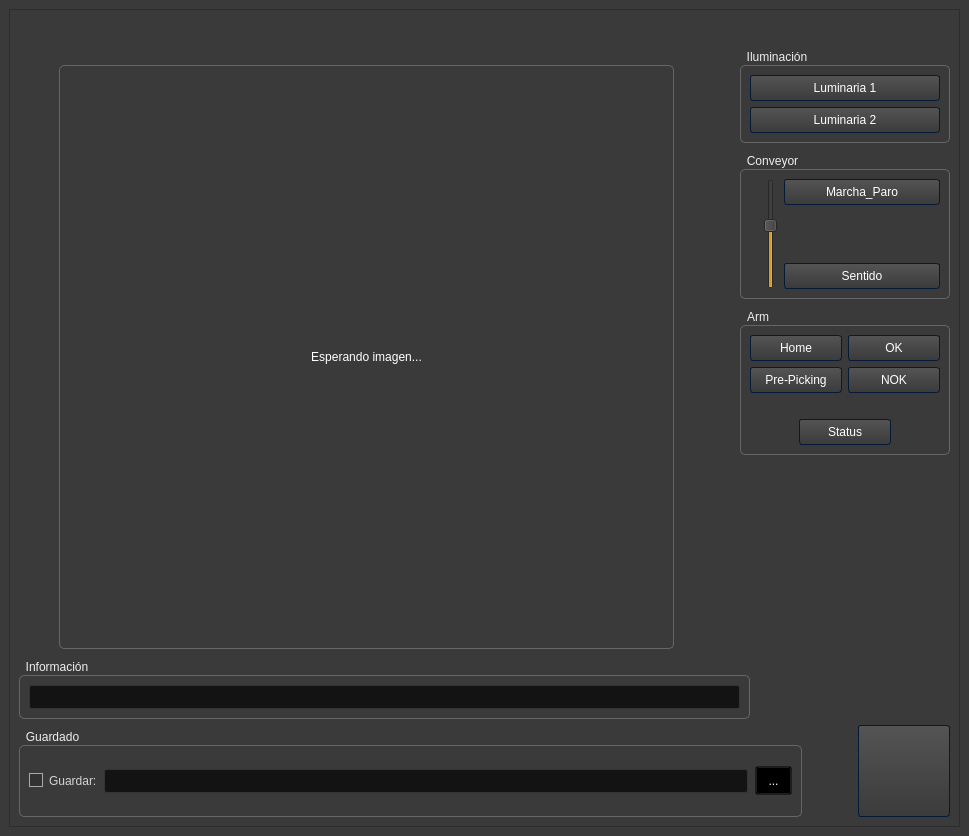
Qt form frontend/qt/VISARM_interfaz.ui (JuanMiguelOnateTevar/VISARM) before a commit.
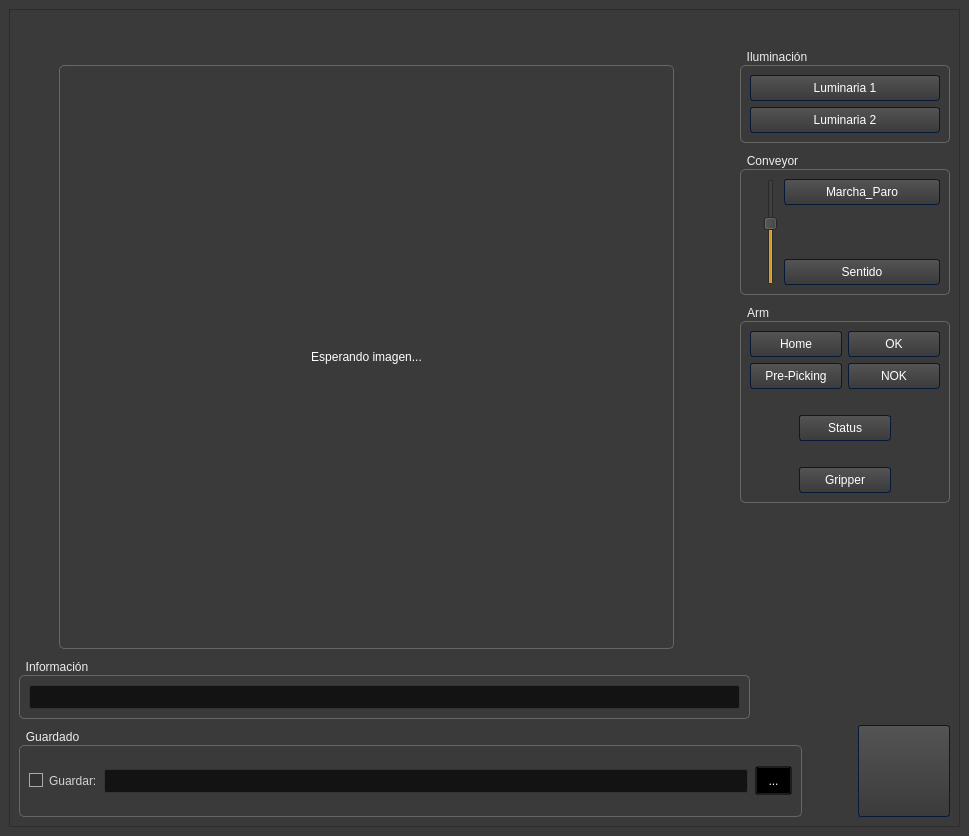
The same form after that commit. Icons and pictures are not drawn.

What changed in the file:
```diff
--- a/frontend/qt/VISARM_interfaz.ui
+++ b/frontend/qt/VISARM_interfaz.ui
@@ -1445,6 +1445,59 @@
                 </property>
                </widget>
               </item>
+              <item row="4" column="0" colspan="2">
+               <layout class="QGridLayout" name="gridLayout_5">
+                <item row="1" column="1">
+                 <widget class="QPushButton" name="pushButtonGripper">
+                  <property name="text">
+                   <string>Gripper</string>
+                  </property>
+                  <property name="checkable">
+                   <bool>true</bool>
+                  </property>
+                 </widget>
+                </item>
+                <item row="1" column="0">
+                 <spacer name="horizontalSpacer_12">
+                  <property name="orientation">
+                   <enum>Qt::Horizontal</enum>
+                  </property>
+                  <property name="sizeHint" stdset="0">
+                   <size>
+                    <width>40</width>
+                    <height>20</height>
+                   </size>
+                  </property>
+                 </spacer>
+                </item>
+                <item row="0" column="1">
+                 <spacer name="horizontalSpacer_11">
+                  <property name="orientation">
+                   <enum>Qt::Horizontal</enum>
+                  </property>
+                  <property name="sizeHint" stdset="0">
+                   <size>
+                    <width>40</width>
+                    <height>20</height>
+                   </size>
+                  </property>
+                 </spacer>
+                </item>
+                <item row="1" column="2">
+                 <spacer name="horizontalSpacer_13">
+                  <property name="orientation">
+                   <enum>Qt::Horizontal</enum>
+                  </property>
+                  <property name="sizeHint" stdset="0">
+                   <size>
+                    <width>40</width>
+                    <height>20</height>
+                   </size>
+                  </property>
+                 </spacer>
+                </item>
+               </layout>
+              </item>
              </layout>
             </widget>
            </item>
```
Left out of the diff: 28 changed lines with no effect on the pictures.
